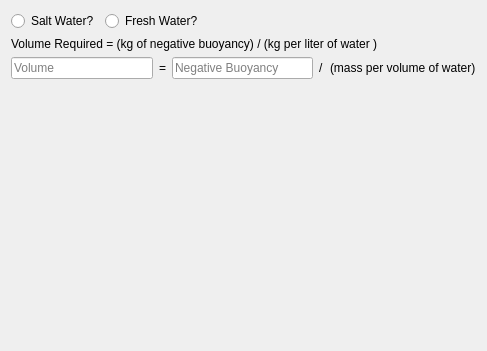
Above: Calculators/Buoyancy/OffsetNegativeBuoyancy/Page.ui from towel42-com/SCUBA-Calculator before the change. Below: the same form after it.
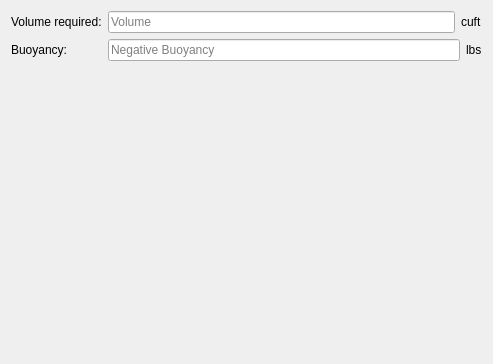
That is the form after the change.

Commit message: Buoyancy calculators work

Patch:
```diff
--- a/Calculators/Buoyancy/OffsetNegativeBuoyancy/Page.ui
+++ b/Calculators/Buoyancy/OffsetNegativeBuoyancy/Page.ui
@@ -6,55 +6,24 @@
    <rect>
     <x>0</x>
     <y>0</y>
-    <width>487</width>
-    <height>351</height>
+    <width>493</width>
+    <height>364</height>
    </rect>
   </property>
   <property name="windowTitle">
    <string>Title</string>
   </property>
-  <layout class="QVBoxLayout" name="verticalLayout">
-   <item>
+  <layout class="QFormLayout" name="formLayout">
+   <item row="0" column="0">
+    <widget class="QLabel" name="label">
+     <property name="text">
+      <string>Volume required:</string>
+     </property>
+    </widget>
+   </item>
+   <item row="0" column="1">
     <layout class="QHBoxLayout" name="horizontalLayout">
      <item>
-      <widget class="QRadioButton" name="saltwater">
-       <property name="text">
-        <string>Salt Water?</string>
-       </property>
-      </widget>
-     </item>
-     <item>
-      <widget class="QRadioButton" name="freshWater">
-       <property name="text">
-        <string>Fresh Water?</string>
-       </property>
-      </widget>
-     </item>
-     <item>
-      <spacer name="horizontalSpacer">
-       <property name="orientation">
-        <enum>Qt::Orientation::Horizontal</enum>
-       </property>
-       <property name="sizeHint" stdset="0">
-        <size>
-         <width>40</width>
-         <height>20</height>
-        </size>
-       </property>
-      </spacer>
-     </item>
-    </layout>
-   </item>
-   <item>
-    <widget class="QLabel" name="eq">
-     <property name="text">
-      <string>Volume Required = (kg of negative buoyancy) / (kg per liter of water )</string>
-     </property>
-    </widget>
-   </item>
-   <item>
-    <layout class="QHBoxLayout" name="horizontalLayout_2">
-     <item>
       <widget class="QLineEdit" name="volumeDisplaced">
        <property name="placeholderText">
         <string>Volume</string>
@@ -62,12 +31,23 @@
       </widget>
      </item>
      <item>
-      <widget class="QLabel" name="label_2">
+      <widget class="QLabel" name="volumeDisplacedUnits">
        <property name="text">
-        <string>=</string>
+        <string>cuft</string>
        </property>
       </widget>
      </item>
+    </layout>
+   </item>
+   <item row="1" column="0">
+    <widget class="QLabel" name="label_4">
+     <property name="text">
+      <string>Buoyancy:</string>
+     </property>
+    </widget>
+   </item>
+   <item row="1" column="1">
+    <layout class="QHBoxLayout" name="horizontalLayout_2">
      <item>
       <widget class="QLineEdit" name="negativeBuoyancy">
        <property name="placeholderText">
@@ -78,20 +58,13 @@
      <item>
       <widget class="QLabel" name="label_3">
        <property name="text">
-        <string>/</string>
-       </property>
-      </widget>
-     </item>
-     <item>
-      <widget class="QLabel" name="weightOfWater">
-       <property name="text">
-        <string>(mass per volume of water)</string>
+        <string>lbs</string>
        </property>
       </widget>
      </item>
     </layout>
    </item>
-   <item>
+   <item row="2" column="0">
     <spacer name="verticalSpacer">
      <property name="orientation">
       <enum>Qt::Orientation::Vertical</enum>
```
Left out of the diff: 8 changed lines with no effect on the pictures. The commit also changes 56 other files.
